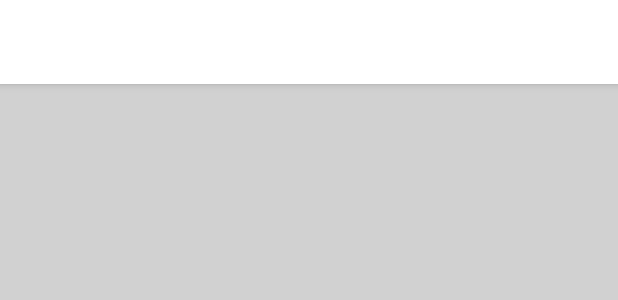
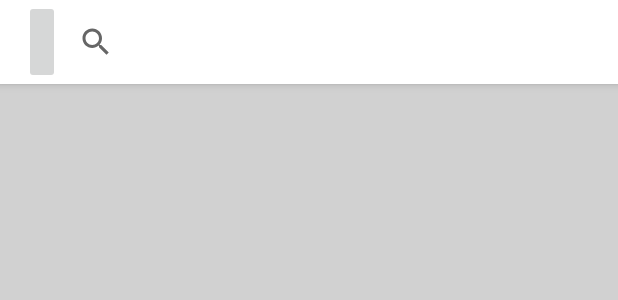
Before and after one commit to OlesiaShinkarenko/testExWeather, an Android app: the layout activity_add.xml on its own in the app's theme, with its tools: preview values and no code run, on a phone screen of 412 x 824 dp. Shown: the top 300 px of the screen. Run offline under Robolectric (Android 15) with nearby library versions, the phone set to English and light mode, and no system bars.

Commit message:
Added Search

```diff
--- a/app/build.gradle
+++ b/app/build.gradle
@@ -1,6 +1,7 @@
 plugins {
     id 'com.android.application'
     id 'org.jetbrains.kotlin.android'
+
 }
 
 android {
@@ -32,10 +33,12 @@ android {
     }
 
 
+
 }
 
 dependencies {
-
+    implementation 'com.android.volley:volley:1.2.1'
+    implementation 'com.google.android.libraries.places:places:1.1.0'
     implementation 'androidx.recyclerview:recyclerview:1.2.1'
     implementation 'androidx.fragment:fragment-ktx:1.5.6'
     implementation 'androidx.lifecycle:lifecycle-viewmodel-ktx:2.6.1'
--- a/app/src/main/AndroidManifest.xml
+++ b/app/src/main/AndroidManifest.xml
@@ -2,7 +2,11 @@
 <manifest xmlns:android="http://schemas.android.com/apk/res/android"
     xmlns:tools="http://schemas.android.com/tools">
 
+    <uses-permission android:name="com.google.android.providers.gsf.permission.READ_GSERVICES" />
+    <uses-permission android:name="android.permission.ACCESS_FINE_LOCATION" />
+    <uses-permission android:name="android.permission.ACCESS_COARSE_LOCATION" />
     <uses-permission android:name="android.permission.INTERNET" />
+
     <application
         android:allowBackup="true"
         android:dataExtractionRules="@xml/data_extraction_rules"
--- a/app/src/main/res/layout/activity_add.xml
+++ b/app/src/main/res/layout/activity_add.xml
@@ -3,19 +3,34 @@
     xmlns:app="http://schemas.android.com/apk/res-auto"
     xmlns:tools="http://schemas.android.com/tools"
     android:layout_width="match_parent"
+    android:layout_height="match_parent"
     android:background="@color/grey"
-    android:layout_height="match_parent"
     tools:context=".AddActivity">
-
     <com.google.android.material.appbar.AppBarLayout
+        android:id="@+id/appbaradd"
         app:layout_constraintTop_toTopOf="parent"
         android:layout_width="match_parent"
         android:background="@color/white"
         android:layout_height="wrap_content">
         <androidx.appcompat.widget.Toolbar
             style="@style/MyActionBarTheme"
-            android:id="@+id/toolbarAdd"
+            android:id="@+id/toolbaradd"
             android:layout_width="match_parent"
-            android:layout_height="?attr/actionBarSize"/>
+            android:layout_height="?attr/actionBarSize">
+            <ImageButton
+                android:layout_width="wrap_content"
+                android:layout_height="match_parent"/>
+        <SearchView
+            android:id="@+id/searchcity"
+            android:queryHint="@string/search"
+            android:layout_width="match_parent"
+            android:layout_height="wrap_content"/>
+        </androidx.appcompat.widget.Toolbar>
     </com.google.android.material.appbar.AppBarLayout>
+    <ListView
+       android:id="@+id/listsearch"
+        android:layout_width="match_parent"
+        app:layout_constraintTop_toBottomOf="@id/appbaradd"
+        android:layout_height="wrap_content">
+    </ListView>
 </androidx.constraintlayout.widget.ConstraintLayout>
--- a/app/src/main/res/layout/recycle_layout.xml
+++ b/app/src/main/res/layout/recycle_layout.xml
@@ -13,6 +13,7 @@
     android:layout_width="0dp"
     android:layout_height="match_parent"/>
     <TextView
+        android:textSize="20sp"
         android:padding="8dp"
         android:textColor="@color/black"
         android:gravity="center_vertical"
--- a/app/src/main/res/values-night/themes.xml
+++ b/app/src/main/res/values-night/themes.xml
@@ -1,6 +1,6 @@
 <resources xmlns:tools="http://schemas.android.com/tools">
     <!-- Base application theme. -->
-    <style name="Theme.Demo" parent="Theme.MaterialComponents.DayNight.DarkActionBar">
+    <style name="Theme.Demo" parent="Theme.MaterialComponents.DayNight.NoActionBar">
         <!-- Primary brand color. -->
         <item name="colorPrimary">@color/purple_200</item>
         <item name="colorPrimaryVariant">@color/purple_700</item>
--- a/app/src/main/res/values/strings.xml
+++ b/app/src/main/res/values/strings.xml
@@ -3,6 +3,5 @@
     <string name="locations">Locations</string>
     <string name="forecast">Forecast</string>
     <string name="settings">Settings</string>
-    <!-- TODO: Remove or change this placeholder text -->
-    <string name="hello_blank_fragment">Hello blank fragment</string>
+    <string name="search">Поиск</string>
 </resources>
--- a/gradle.properties
+++ b/gradle.properties
@@ -21,3 +21,4 @@ kotlin.code.style=official
 # resources declared in the library itself and none from the library's dependencies,
 # thereby reducing the size of the R class for that library
 android.nonTransitiveRClass=true
+android.enableJetifier=true
--- a/settings.gradle
+++ b/settings.gradle
@@ -12,5 +12,6 @@ dependencyResolutionManagement {
         mavenCentral()
     }
 }
+
 rootProject.name = "Demo"
 include ':app'
```
Also changed, not shown: app/src/main/java/com/examle/retrofit/AutoCompeleteAPI.kt (added, +10 -0 lines), app/src/main/java/com/examle/retrofit/CitiesAndCounties.kt (added, +37 -0 lines), app/src/main/java/com/example/demo/AddActivity.kt (+68 -0 lines), app/src/main/java/com/example/demo/ForecastFragment.kt (+7 -4 lines), app/src/main/java/com/example/demo/LocationsFragment.kt (+21 -3 lines), app/src/main/res/navigation/navig.xml (+0 -14 lines), app/src/main/java/com/example/demo/AutoCompleteAdapter.kt (added), app/src/main/res/drawable/back.png (added), app/src/main/res/drawable/del.png.
